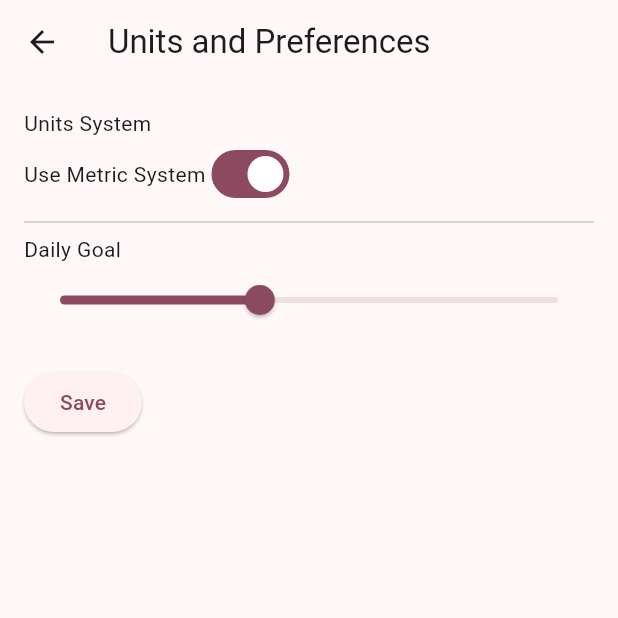
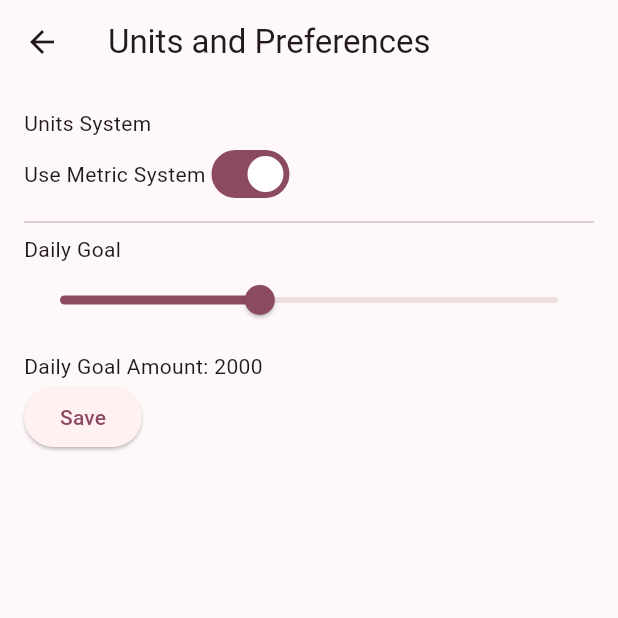
Before and after one commit to CSCI4100U/mobile-group-project-2023-mlja, a Flutter app: the UnitsAndPreferencesSettingsPage screen opened directly, on a phone screen of 412 x 824 dp, the top half of it. Run offline on Flutter 3.47's test engine with Material 2 defaults, Android fonts, the phone set to English and light mode, and no system bars; our stand-ins replace sqflite; accounts and stored records are empty.

Commit message:
updated daily goal slider in preferences

```diff
--- a/life_balance_plus/lib/view/pages/settings_page.dart
+++ b/life_balance_plus/lib/view/pages/settings_page.dart
@@ -238,7 +238,8 @@ class _UnitsAndPreferencesSettingsPageState
               divisions: 100,
               label: dailyGoal.toString(),
             ),
-            SizedBox(height: 20.0),
+            SizedBox(height: 10.0),
+            Text('Daily Goal Amount: $dailyGoal'),
             ElevatedButton(
               onPressed: () {
                 // Save the updated units and preferences to the server or storage here.
```
